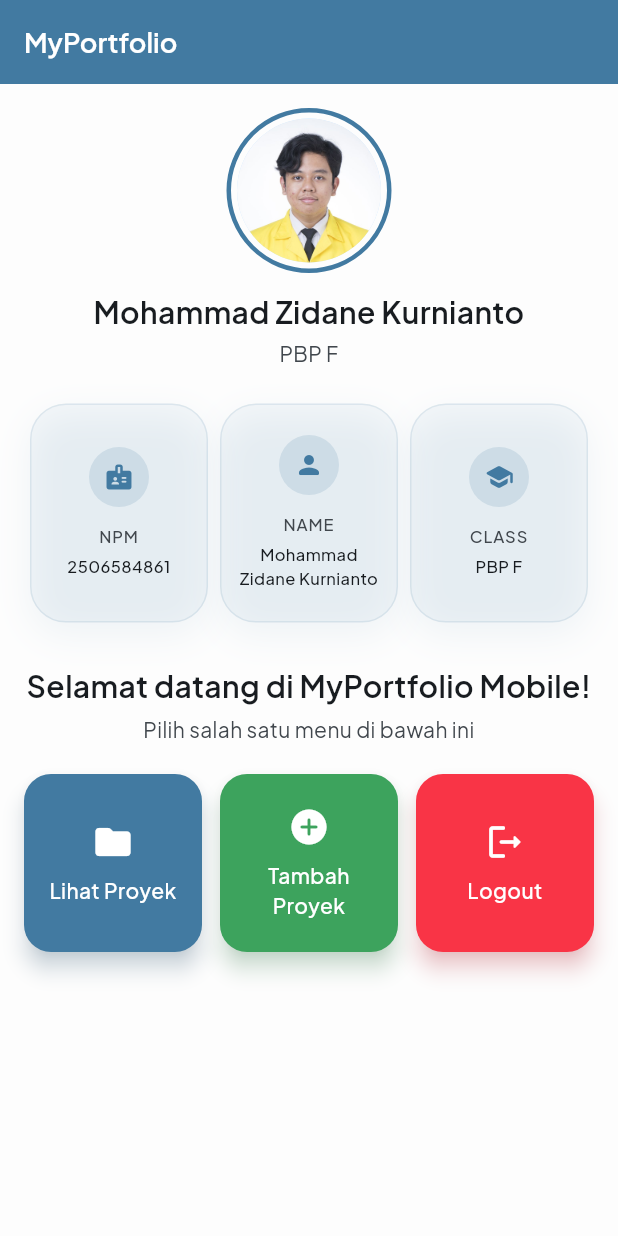
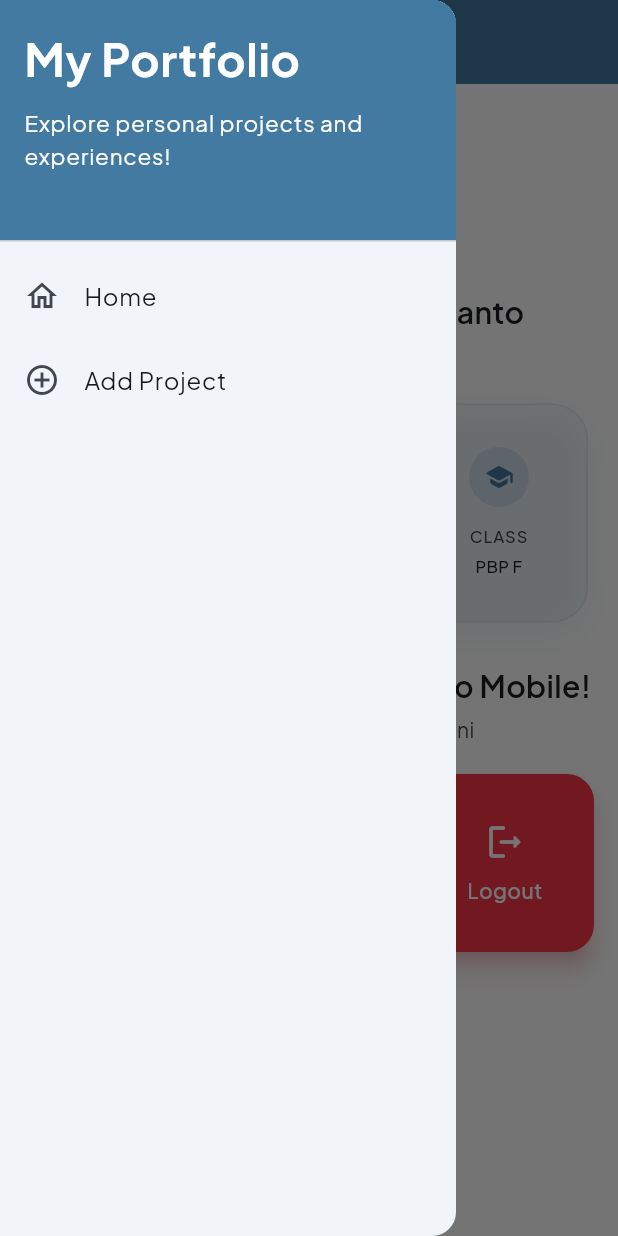
Before and after one commit to Zikabyte/pbp-mobile, a Flutter app: the screen it shows after launch, with the side drawer open (before the commit the screen has no drawer), on a phone screen of 412 x 824 dp. Run offline on Flutter 3.47's test engine with Material 3 defaults, Android fonts, the phone set to English and light mode, and no system bars.

Commit message:
feat: implement left drawer widget

```diff
--- /dev/null
+++ b/lib/core/widgets/left_drawer.dart
@@ -0,0 +1,59 @@
+import 'package:flutter/material.dart';
+import 'package:portfolio_mobile/core/themes/base_colors.dart';
+
+import '../../features/home/pages/home_page.dart';
+
+class LeftDrawer extends StatelessWidget {
+  const LeftDrawer({super.key});
+
+  @override
+  Widget build(BuildContext context) {
+    return Drawer(
+      child: ListView(
+        children: [
+          const DrawerHeader(
+            decoration: BoxDecoration(color: BaseColors.primary),
+            child: Column(
+              crossAxisAlignment: CrossAxisAlignment.start,
+              children: [
+                Text(
+                  'My Portfolio',
+                  style: TextStyle(
+                    fontSize: 30,
+                    fontWeight: FontWeight.bold,
+                    color: Colors.white,
+                  ),
+                ),
+                SizedBox(height: 10),
+                Text(
+                  'Explore personal projects and experiences!',
+                  style: TextStyle(fontSize: 15, color: Colors.white),
+                ),
+              ],
+            ),
+          ),
+          ListTile(
+            leading: const Icon(Icons.home_outlined),
+            title: const Text('Home'),
+            // Navigasi ke halaman utama portofolio
+            onTap: () {
+              Navigator.pushReplacement(
+                context,
+                MaterialPageRoute(builder: (context) => MyHomePage()),
+              );
+            },
+          ),
+          ListTile(
+            leading: const Icon(Icons.add_circle_outline),
+            title: const Text('Add Project'),
+            // Navigasi ke halaman tambah proyek
+            onTap: () {
+              /*
+    */
+            },
+          ),
+        ],
+      ),
+    );
+  }
+}
--- a/lib/features/home/pages/home_page.dart
+++ b/lib/features/home/pages/home_page.dart
@@ -2,6 +2,7 @@ import 'package:flutter/material.dart';
 import 'package:portfolio_mobile/core/themes/base_colors.dart';
 import 'package:portfolio_mobile/core/themes/font_theme.dart';
 import 'package:portfolio_mobile/features/home/widgets/info_card.dart';
+import 'package:portfolio_mobile/core/widgets/left_drawer.dart';
 
 class MyHomePage extends StatelessWidget {
   MyHomePage({super.key});
@@ -26,12 +27,14 @@ class MyHomePage extends StatelessWidget {
 
     return Scaffold(
       appBar: AppBar(
-        title: Text(
+        title: const Text(
           'MyPortfolio',
-          style: FontTheme.titleLarge.copyWith(color: Colors.white),
+          style: TextStyle(color: Colors.white, fontWeight: FontWeight.bold),
         ),
-        backgroundColor: colorScheme.primary,
+        backgroundColor: Theme.of(context).colorScheme.primary,
+        iconTheme: const IconThemeData(color: Colors.white),
       ),
+      drawer: const LeftDrawer(),
       body: SafeArea(
         child: SingleChildScrollView(
           padding: const EdgeInsets.all(16.0),
```
